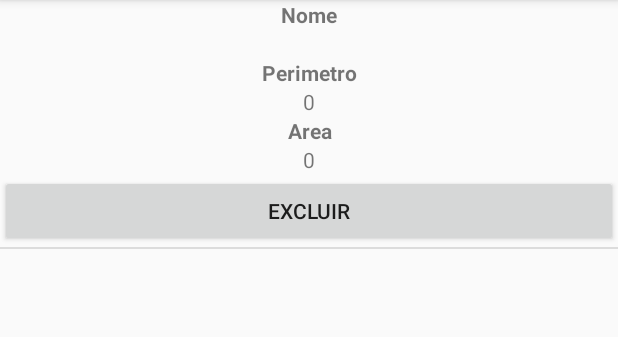
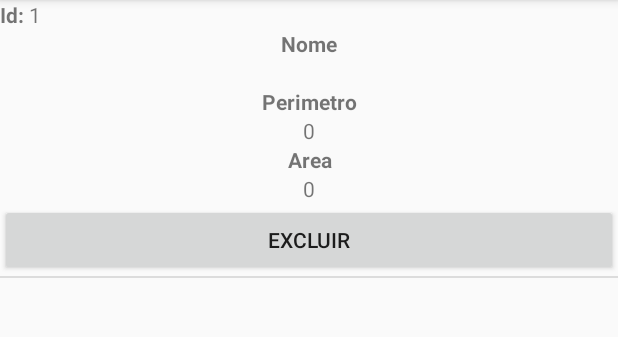
Before and after one commit to JuanHermann/TrabalhoGps, an Android app: the ListarActivity screen opened directly, with no data from a screen before it, after a tap on "EXCLUIR", on a phone screen of 412 x 824 dp, the part 84-421 px from its top. Run offline under Robolectric (Android 15) with nearby library versions, the phone set to English and light mode, and no system bars.

Commit message:
Feito o botao excluir
Falta atualizar a lista na hora, mas o resto esta funcionando

```diff
--- a/app/src/main/java/com/example/juan/trabalhogps/ConexaoDB.java
+++ b/app/src/main/java/com/example/juan/trabalhogps/ConexaoDB.java
@@ -1,6 +1,7 @@
 package com.example.juan.trabalhogps;
 
 import android.content.Context;
+import android.content.Intent;
 import android.database.sqlite.SQLiteDatabase;
 
 
@@ -16,4 +17,10 @@ public class ConexaoDB {
         }
         return db;
     }
+
+    //deleta linha
+    public static SQLiteDatabase deleteItem(Integer id){
+        db.delete("cadastro", "_id = ?", new String[]{Integer.toString(id)});
+        return db;
+    }
 }
--- a/app/src/main/java/com/example/juan/trabalhogps/MeuAdapter.java
+++ b/app/src/main/java/com/example/juan/trabalhogps/MeuAdapter.java
@@ -1,6 +1,7 @@
 package com.example.juan.trabalhogps;
 
 import android.content.Context;
+import android.content.Intent;
 import android.database.Cursor;
 import android.database.sqlite.SQLiteDatabase;
 import android.graphics.Bitmap;
@@ -57,19 +58,25 @@ public class MeuAdapter extends BaseAdapter{
         TextView tvDescricaoElemento = (TextView) v.findViewById(R.id.tvDescricaoListar);
         ImageView ivFotoElemento = (ImageView) v.findViewById(R.id.ivFotoListar);
         Button btnExcluir = (Button) v.findViewById(R.id.btnExcluir);
+        final TextView id = (TextView) v.findViewById(R.id.tvId);
+
+
 
         registros.moveToPosition(i);
 
-        String descricaoDb = registros.getString(registros.getColumnIndex("nome"));
+        final String descricaoDb = registros.getString(registros.getColumnIndex("nome"));
         byte[] fotoDb = registros.getBlob(registros.getColumnIndex("foto"));
         Bitmap bitmapImage = BitmapFactory.decodeByteArray(fotoDb, 0, fotoDb.length);
         tvDescricaoElemento.setText(descricaoDb);
         ivFotoElemento.setImageBitmap(bitmapImage);
+        id.setText(registros.getString(registros.getColumnIndex("_id")));
 
         btnExcluir.setOnClickListener(new View.OnClickListener() {
             @Override
             public void onClick(View view) {
-                System.out.println(registros.getString(registros.getColumnIndex("nome")));
+                db = ConexaoDB.deleteItem(Integer.parseInt(registros.getString(registros.getColumnIndex("_id"))));
+
+
             }
         });
 
--- a/app/src/main/res/layout/activity_main.xml
+++ b/app/src/main/res/layout/activity_main.xml
@@ -25,7 +25,7 @@
             android:inputType="text"/>
     </LinearLayout>
     <Button
-        android:text="Pegar Loca."
+        android:text="Pegar Local."
         android:layout_width="wrap_content"
         android:layout_height="wrap_content"
         android:onClick="btnPegarLocalizacaoOnClick"/>
--- a/app/src/main/res/layout/elemento_listar.xml
+++ b/app/src/main/res/layout/elemento_listar.xml
@@ -5,6 +5,26 @@
     android:layout_height="match_parent"
     android:orientation="vertical">
 
+    <LinearLayout
+        android:layout_width="wrap_content"
+        android:layout_height="wrap_content"
+        android:orientation="horizontal">
+
+        <TextView
+            android:layout_width="wrap_content"
+            android:layout_height="wrap_content"
+            android:textStyle="bold"
+            android:text="Id: "/>
+
+
+        <TextView
+            android:id="@+id/tvId"
+            android:layout_width="wrap_content"
+            android:layout_height="wrap_content"
+            android:text=""/>
+
+
+    </LinearLayout>
 
     <TextView
         android:layout_width="fill_parent"
@@ -65,5 +85,6 @@
         android:id="@+id/btnExcluir"
         android:text="Excluir"
         android:layout_width="fill_parent"
-        android:layout_height="wrap_content"/>
+        android:layout_height="wrap_content"
+        />
 </LinearLayout>
```
